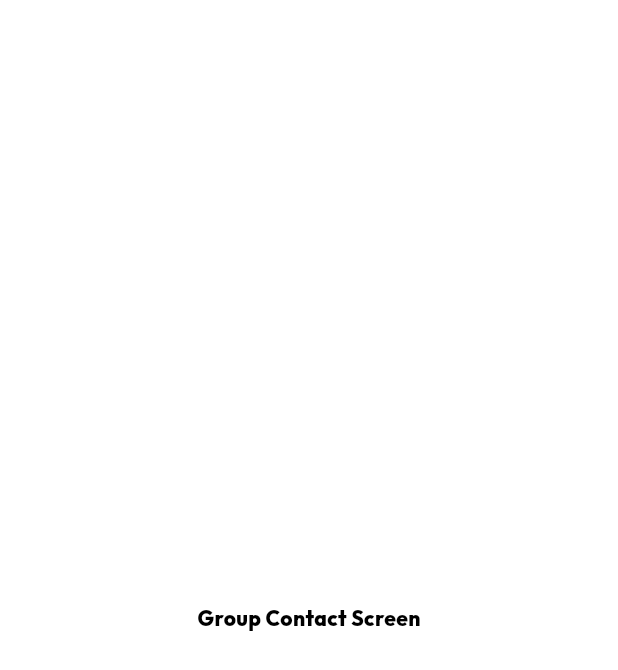
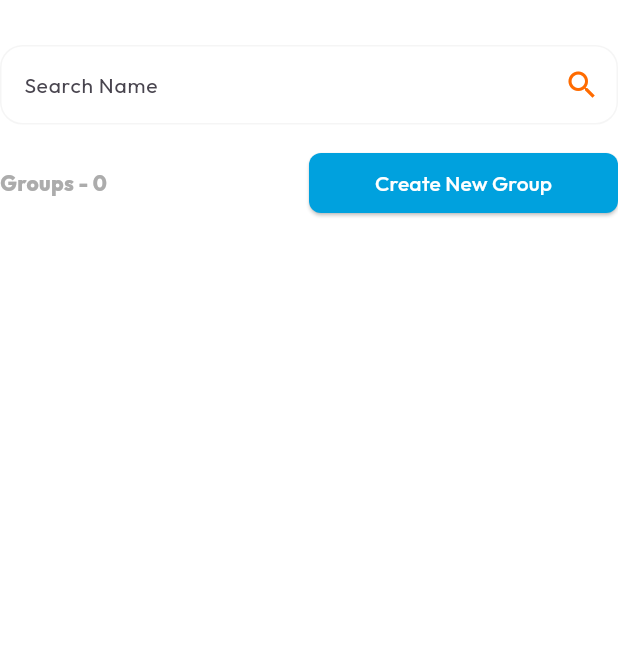
Before and after one commit to FreeDurk/flutter-chat, a Flutter app: the GroupContactScreen screen opened directly, on a phone screen of 412 x 824 dp. Shown: the top 670 px of the screen. Run offline on Flutter 3.47's test engine with Material 3 defaults, Android fonts, the phone set to English and light mode, and no system bars; our stand-ins replace dio, flutter_dotenv, flutter_riverpod, flutter_secure_storage, go_router, google_fonts and 1 more; accounts and stored records are empty; network calls fail.

Commit message:
group chat screen

```diff
--- a/lib/features/contacts/data/repositories/contacts_repository.dart
+++ b/lib/features/contacts/data/repositories/contacts_repository.dart
@@ -1,11 +1,23 @@
 import 'package:flutter_riverpod/flutter_riverpod.dart';
+import 'package:mchat/features/contacts/data/models/group_contacts.dart';
 import 'package:mchat/features/contacts/data/services/contacts_service.dart';
 import 'package:mchat/models/user_model.dart';
 
-final contactCountState = StateProvider((ref) => 0);
+final contactCountState = StateProvider<int>((ref) => 0);
+final groupContactsCountState = StateProvider<int>((ref) => 0);
 
 final contactListProvider = FutureProvider<List<UserModel>>((ref) async {
-    final contacts = await ref.read(contactServiceProvider).contacts();
-    ref.read(contactCountState.notifier).update((state) => contacts.length);
-    return contacts;
+  final contacts = await ref.read(contactServiceProvider).contacts();
+  ref.read(contactCountState.notifier).update((state) => contacts.length);
+  return contacts;
 });
+
+final groupContactListProvider = FutureProvider<List<GroupContactsModel>>((
+  ref,
+) async {
+  final groupContacts = await ref.read(contactServiceProvider).groupContacts();
+  ref
+      .read(groupContactsCountState.notifier)
+      .update((state) => groupContacts.length);
+  return groupContacts;
+});
--- a/lib/features/contacts/screens/group_screen.dart
+++ b/lib/features/contacts/screens/group_screen.dart
@@ -1,5 +1,10 @@
 import 'package:flutter/material.dart';
 import 'package:flutter_riverpod/flutter_riverpod.dart';
+import 'package:mchat/features/auth/screens/widgets/search_field.dart';
+import 'package:mchat/features/contacts/data/repositories/contacts_repository.dart';
+import 'package:mchat/features/contacts/screens/widgets/contacts_tile.dart';
+import 'package:mchat/models/user_model.dart';
+import 'package:skeletonizer/skeletonizer.dart';
 
 class GroupContactScreen extends ConsumerStatefulWidget {
   const GroupContactScreen({super.key});
@@ -8,11 +13,119 @@ class GroupContactScreen extends ConsumerStatefulWidget {
   ConsumerState<GroupContactScreen> createState() => _GroupContactScreenState();
 }
 
+final TextEditingController searchFieldController = TextEditingController();
+
 class _GroupContactScreenState extends ConsumerState<GroupContactScreen> {
   @override
+  void dispose() {
+    super.dispose();
+  }
+
+  Future<void> _onRefresh() async {
+    ref.invalidate(groupContactListProvider);
+  }
+
+  @override
   Widget build(BuildContext context) {
+    final contactsRef = ref.watch(groupContactListProvider);
+    final groupContactCountRef = ref.watch(groupContactsCountState);
+
     return Scaffold(
-      body: Center(child: Text("Group Contact Screen", style: TextStyle(color: Colors.black),),),
+      body: RefreshIndicator(
+        onRefresh: _onRefresh,
+        child: Column(
+          crossAxisAlignment: CrossAxisAlignment.start,
+          children: [
+            SearchField(
+              title: '',
+              placeholder: 'Search Name',
+              onChanged: null,
+              controller: searchFieldController,
+            ),
+            SizedBox(height: 15),
+            Row(
+              mainAxisAlignment: MainAxisAlignment.spaceBetween,
+              children: [
+                Expanded(
+                  child: Text(
+                    'Groups - $groupContactCountRef',
+                    style: TextStyle(color: Color(0xFFACACAC)),
+                  ),
+                ),
+                Expanded(
+                  child: ElevatedButton(
+                    onPressed: () => print('Create new group...'),
+                    style: ElevatedButton.styleFrom(
+                      backgroundColor: Color(0xFF00A1DE),
+                      padding: EdgeInsets.all(10),
+                      shape: RoundedRectangleBorder(
+                        borderRadius: BorderRadius.circular(8),
+                      ),
+                    ),
+                    child: Text(
+                      'Create New Group',
+                      style: TextStyle(color: Colors.white),
+                    ),
+                  ),
+                ),
+              ],
+            ),
+            SizedBox(height: 10),
+            contactsRef.when(
+              data: (contacts) {
+                return Expanded(
+                  child: ListView.builder(
+                    itemCount: contacts.length,
+                    itemBuilder: (context, index) {
+                      final user = contacts[index];
+                      return ListTile(
+                        contentPadding: EdgeInsets.all(0),
+                        leading: CircleAvatar(
+                          backgroundColor: Colors.orange,
+                          child: Image.asset(
+                            'assets/images/groups.png',
+                            height: 18,
+                            width: 18,
+                          ),
+                        ),
+                        subtitleTextStyle: TextStyle(
+                          fontSize: 16,
+                          fontWeight: FontWeight.w500,
+                          color: Color(0xFFACACAC),
+                        ),
+                        subtitle: Text('${user.usersCount.toString()} Members'),
+                        title: Text(
+                          user.name,
+                          style: TextStyle(
+                            fontSize: 16,
+                            fontWeight: FontWeight.w500,
+                            color: Colors.black,
+                          ),
+                        ),
+                      );
+                    },
+                  ),
+                );
+              },
+              error: (e, st) => Text('ERROR'),
+              loading: () {
+                return Expanded(
+                  child: Skeletonizer(
+                    enableSwitchAnimation: true,
+                    enabled: true,
+                    child: ListView.builder(
+                      itemCount: 5,
+                      itemBuilder: (context, index) {
+                        return ContactsTile(user: UserModel.fake());
+                      },
+                    ),
+                  ),
+                );
+              },
+            ),
+          ],
+        ),
+      ),
     );
   }
 }
```
Also changed, not shown: lib/core/providers/token_notifier.dart (+5 -4 lines), lib/features/contacts/data/models/group_contacts.dart (added, +50 -0 lines), lib/features/contacts/data/services/contacts_service.dart (+24 -2 lines).
